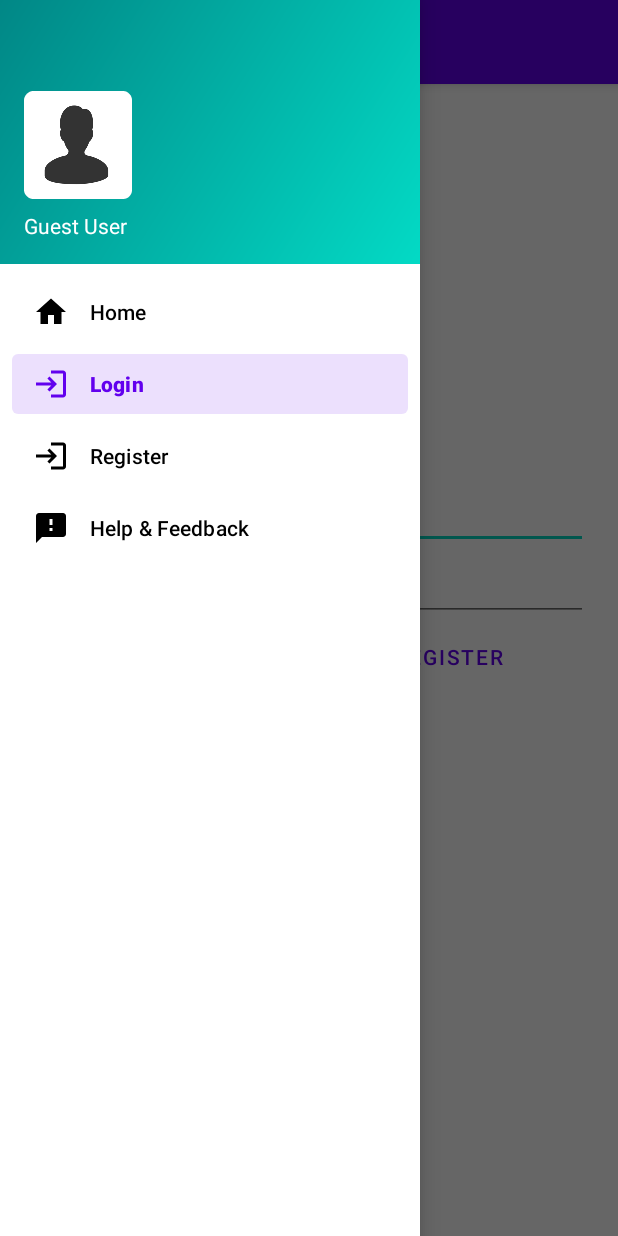
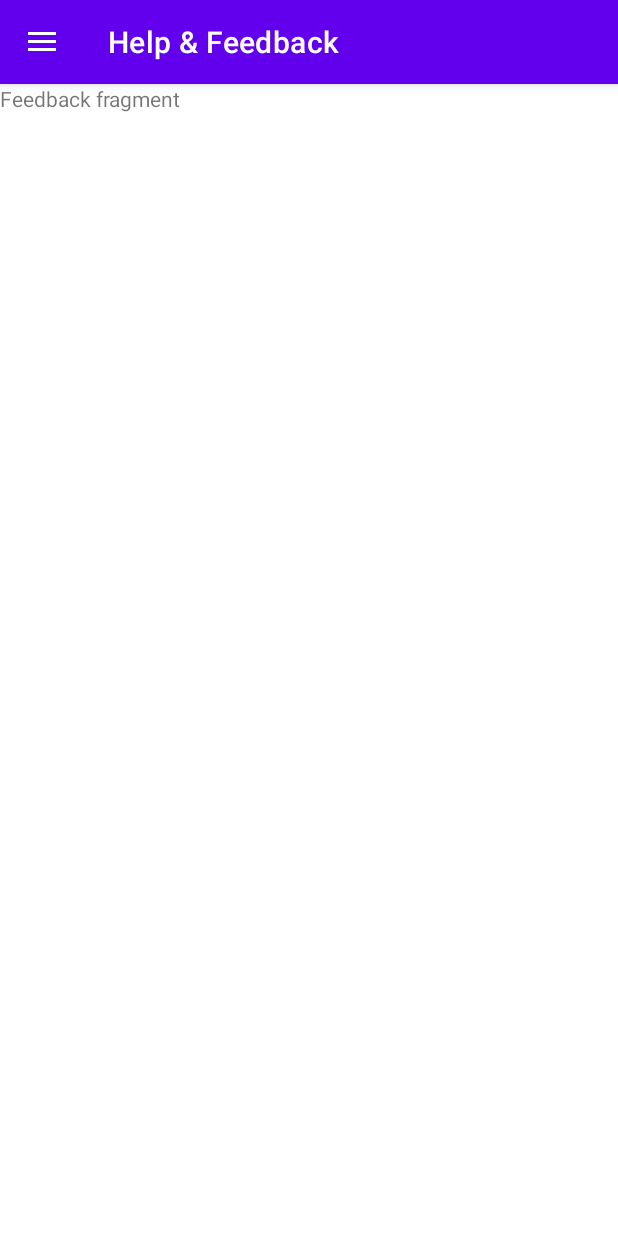
Before and after one commit to tania3145/FindAppointment, an Android app: the screen it shows after launch (MainActivity), in the side drawer, after a tap on "Help & Feedback", on a phone screen of 412 x 824 dp. Run offline under Robolectric (Android 15) with nearby library versions, the phone set to English and light mode, and no system bars; our stand-ins replace Firebase (no records; nobody signed in at launch, a user with empty details on screens opened directly), navigation-ui; 2 statements that could not run were skipped.

Commit message:
Added default fragments.

```diff
--- a/app/src/main/java/com/example/findappointment/MainActivity.java
+++ b/app/src/main/java/com/example/findappointment/MainActivity.java
@@ -3,18 +3,13 @@ package com.example.findappointment;
 import static com.amulyakhare.textdrawable.util.ColorGenerator.MATERIAL;
 
 import android.app.Activity;
-import android.app.ProgressDialog;
 import android.content.Intent;
 import android.os.Bundle;
-import android.view.Menu;
-import android.view.MenuItem;
-import android.view.View;
 import android.widget.ImageView;
 import android.widget.TextView;
 
 import com.amulyakhare.textdrawable.TextDrawable;
 import com.example.findappointment.data.User;
-import com.example.findappointment.databinding.ActivityMainBinding;
 import com.example.findappointment.services.Utility;
 import com.google.android.material.navigation.NavigationView;
 
@@ -60,8 +55,9 @@ public class MainActivity extends AppCompatActivity {
         navigationView.getMenu().getItem(0).setChecked(true);
         navigationView.getMenu().getItem(4).setOnMenuItemClickListener(menuItem -> {
             services.getDatabase().logout();
-            drawer.closeDrawer(GravityCompat.START);
             services.getUtility().showToast(this, "Successfully logged out");
+            goHome();
+            hideNav();
             return false;
         });
         services.getDatabase().getSignedInUser().addOnCompleteListener(task -> {
@@ -101,7 +97,8 @@ public class MainActivity extends AppCompatActivity {
         services = ((MainApplication) getApplication()).getServices();
 
         com.example.findappointment.databinding.ActivityMainBinding binding =
-                ActivityMainBinding.inflate(getLayoutInflater());
+                com.example.findappointment.databinding.ActivityMainBinding
+                        .inflate(getLayoutInflater());
         setContentView(binding.getRoot());
 
         setSupportActionBar(binding.appBarMain.toolbar);
@@ -111,7 +108,11 @@ public class MainActivity extends AppCompatActivity {
         // Passing each menu ID as a set of Ids because each
         // menu should be considered as top level destinations.
         appBarConfiguration = new AppBarConfiguration.Builder(
-                R.id.nav_home, R.id.nav_login, R.id.nav_register)
+                R.id.nav_home,
+                R.id.nav_login,
+                R.id.nav_appointments,
+                R.id.nav_account,
+                R.id.nav_feedback)
                 .setOpenableLayout(drawer)
                 .build();
 
@@ -138,8 +139,13 @@ public class MainActivity extends AppCompatActivity {
                         services.getUtility().showToast(this,
                                 "Registered successfully");
                         goHome();
+                        hideNav();
                     }
                 });
+    }
+
+    public void hideNav() {
+        drawer.closeDrawer(GravityCompat.START);
     }
 
     public void goHome() {
@@ -151,7 +157,7 @@ public class MainActivity extends AppCompatActivity {
     }
 
     public void launchRegisterActivity() {
-        Intent registerIntent = new Intent(this, RegisterActivity.class);
+        Intent registerIntent = new Intent(this, RegisterUserActivity.class);
         launcher.launch(registerIntent);
     }
 
--- /dev/null
+++ b/app/src/main/java/com/example/findappointment/ui/feedback/FeedbackFragment.java
@@ -0,0 +1,19 @@
+package com.example.findappointment.ui.feedback;
+
+import android.os.Bundle;
+
+import androidx.fragment.app.Fragment;
+
+import android.view.LayoutInflater;
+import android.view.View;
+import android.view.ViewGroup;
+
+import com.example.findappointment.R;
+
+public class FeedbackFragment extends Fragment {
+    @Override
+    public View onCreateView(LayoutInflater inflater, ViewGroup container,
+                             Bundle savedInstanceState) {
+        return inflater.inflate(R.layout.fragment_feedback, container, false);
+    }
+}
--- /dev/null
+++ b/app/src/main/res/drawable/ic_menu_register.xml
@@ -0,0 +1,11 @@
+<vector xmlns:android="http://schemas.android.com/apk/res/android"
+    android:width="24dp"
+    android:height="24dp"
+    android:viewportWidth="24"
+    android:viewportHeight="24"
+    android:tint="?attr/colorControlNormal"
+    android:autoMirrored="true">
+  <path
+      android:fillColor="@android:color/white"
+      android:pathData="M18,1.01L8,1c-1.1,0 -2,0.9 -2,2v3h2V5h10v14H8v-1H6v3c0,1.1 0.9,2 2,2h10c1.1,0 2,-0.9 2,-2V3c0,-1.1 -0.9,-1.99 -2,-1.99zM10,15h2V8H5v2h3.59L3,15.59 4.41,17 10,11.41z"/>
+</vector>
--- a/app/src/main/res/layout/activity_register.xml
+++ b/app/src/main/res/layout/activity_register_user.xml
@@ -4,7 +4,7 @@
     xmlns:tools="http://schemas.android.com/tools"
     android:layout_width="match_parent"
     android:layout_height="match_parent"
-    tools:context=".RegisterActivity">
+    tools:context=".RegisterUserActivity">
 
     <androidx.fragment.app.FragmentContainerView
         android:id="@+id/register_content_view"
--- /dev/null
+++ b/app/src/main/res/layout/fragment_feedback.xml
@@ -0,0 +1,13 @@
+<?xml version="1.0" encoding="utf-8"?>
+<FrameLayout xmlns:android="http://schemas.android.com/apk/res/android"
+    xmlns:tools="http://schemas.android.com/tools"
+    android:layout_width="match_parent"
+    android:layout_height="match_parent"
+    tools:context=".ui.feedback.FeedbackFragment">
+
+    <TextView
+        android:layout_width="match_parent"
+        android:layout_height="match_parent"
+        android:text="Feedback fragment" />
+
+</FrameLayout>
--- a/app/src/main/res/menu/logout_menu.xml
+++ b/app/src/main/res/menu/logout_menu.xml
@@ -14,7 +14,7 @@
             android:title="@string/menu_login" />
         <item
             android:id="@+id/nav_register"
-            android:icon="@drawable/ic_menu_login"
+            android:icon="@drawable/ic_menu_register"
             android:title="@string/menu_register" />
         <item
             android:id="@+id/nav_feedback"
--- a/app/src/main/res/navigation/mobile_navigation.xml
+++ b/app/src/main/res/navigation/mobile_navigation.xml
@@ -17,4 +17,22 @@
         android:label="@string/menu_login"
         tools:layout="@layout/fragment_login" />
 
+    <fragment
+        android:id="@+id/nav_appointments"
+        android:name="com.example.findappointment.ui.appointments.AppointmentsFragment"
+        android:label="@string/menu_appointments"
+        tools:layout="@layout/fragment_appointments" />
+
+    <fragment
+        android:id="@+id/nav_account"
+        android:name="com.example.findappointment.ui.account.AccountFragment"
+        android:label="@string/menu_account"
+        tools:layout="@layout/fragment_account" />
+
+    <fragment
+        android:id="@+id/nav_feedback"
+        android:name="com.example.findappointment.ui.feedback.FeedbackFragment"
+        android:label="@string/menu_help_feedback"
+        tools:layout="@layout/fragment_feedback" />
+
 </navigation>
--- a/app/src/main/res/values/strings.xml
+++ b/app/src/main/res/values/strings.xml
@@ -26,9 +26,9 @@
     <string name="password_field_text">Password</string>
     <!-- TODO: Remove or change this placeholder text -->
     <string name="hello_blank_fragment">Hello blank fragment</string>
-    <string name="user_business_question">Do you want to register as a normal user or as a business?</string>
-    <string name="user_button_choice">User</string>
-    <string name="business_button_choice">Business</string>
+    <string name="user_business_question">Do you have a business that you want to add?</string>
+    <string name="no_button_choice">No</string>
+    <string name="yes_button_choice">Yes</string>
     <string name="first_name_field_text">First Name</string>
     <string name="last_name_field_text">Last Name</string>
     <string name="confirm_password_field_text">Confirm Password</string>
```
Also changed, not shown: app/src/main/AndroidManifest.xml (+8 -4 lines), app/src/main/java/com/example/findappointment/RegisterBusinessActivity.java (renamed from app/src/main/java/com/example/findappointment/RegisterActivity.java, +4 -3 lines), app/src/main/java/com/example/findappointment/RegisterUserActivity.java (added, +28 -0 lines), app/src/main/java/com/example/findappointment/ui/account/AccountFragment.java (added, +19 -0 lines), app/src/main/java/com/example/findappointment/ui/appointments/AppointmentsFragment.java (added, +19 -0 lines), app/src/main/java/com/example/findappointment/ui/login/LoginFragment.java (+0 -14 lines), app/src/main/java/com/example/findappointment/ui/register/RegisterBusinessFragment.java (+10 -7 lines), app/src/main/java/com/example/findappointment/ui/register/RegisterUserFragment.java (+23 -4 lines), app/src/main/res/layout/activity_register_business.xml (added, +15 -0 lines), app/src/main/res/layout/fragment_account.xml (added, +13 -0 lines), app/src/main/res/layout/fragment_appointments.xml (added, +14 -0 lines), app/src/main/res/layout/fragment_register_business.xml (+5 -5 lines).
